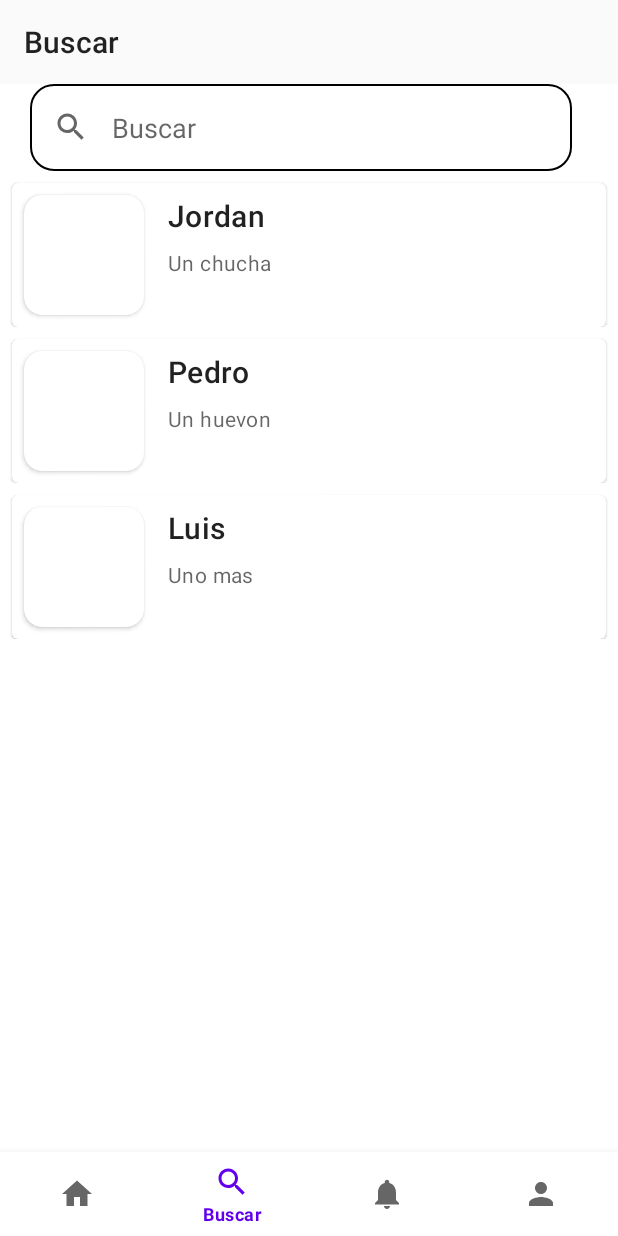
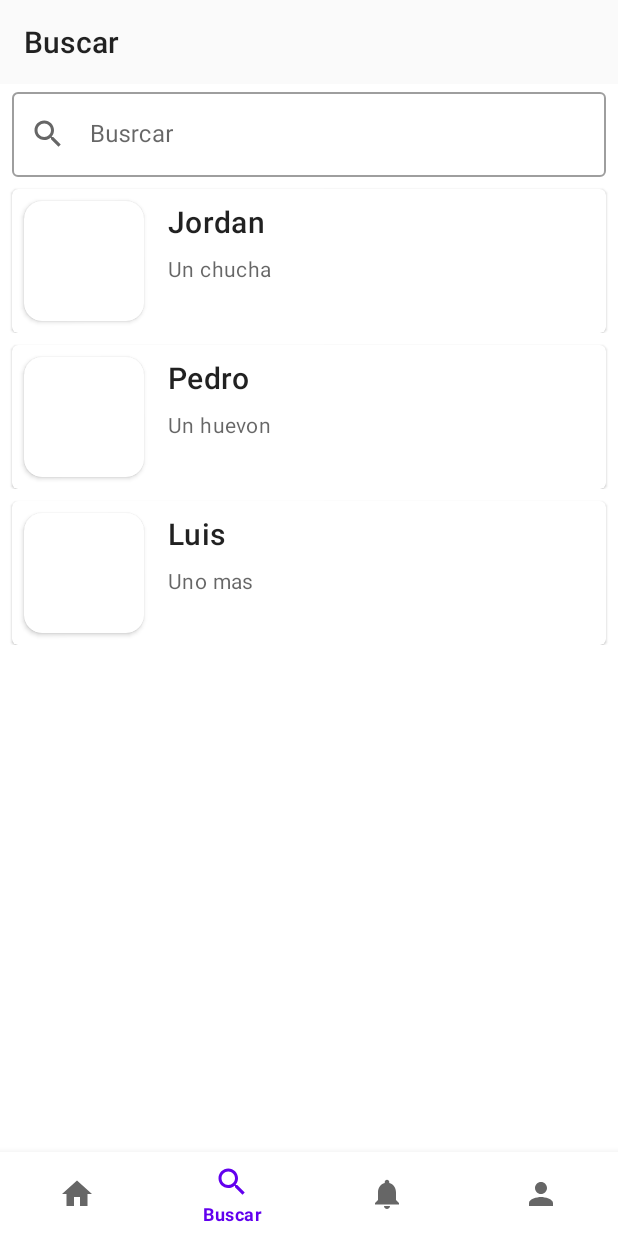
Before and after one commit to JordanTX21/PicnipeApp, an Android app: the SearchFragment screen opened through its navigation route, on a phone screen of 412 x 824 dp. Run offline under Robolectric (Android 15) with nearby library versions, the phone set to English and light mode, and no system bars; our stand-ins replace navigation-ui; pictures from the network do not load.

Commit message:
bajando cambios

```diff
--- a/app/src/main/AndroidManifest.xml
+++ b/app/src/main/AndroidManifest.xml
@@ -4,6 +4,11 @@
 
     <uses-permission android:name="android.permission.INTERNET" />
     <uses-permission android:name="android.permission.ACCESS_NETWORK_STATE" />
+    <uses-permission android:name="android.permission.WRITE_EXTERNAL_STORAGE" />
+    <uses-permission android:name="android.permission.READ_EXTERNAL_STORAGE" />
+    <uses-permission android:name="android.permission.CAMERA" />
+    <uses-feature android:name="android.hardware.camera"
+        android:required="true" />
 
     <application
         android:name=".ui.login.usernameGlobal"
--- a/app/src/main/java/com/example/picnipeappp/ui/home/HomeFragment.kt
+++ b/app/src/main/java/com/example/picnipeappp/ui/home/HomeFragment.kt
@@ -5,14 +5,14 @@ import android.os.Bundle
 import android.view.LayoutInflater
 import android.view.View
 import android.view.ViewGroup
-import android.widget.Toast
 import androidx.fragment.app.Fragment
+import androidx.fragment.app.FragmentActivity
 import androidx.lifecycle.Observer
 import androidx.lifecycle.ViewModelProvider
-import androidx.recyclerview.widget.RecyclerView
 import androidx.recyclerview.widget.StaggeredGridLayoutManager
-import com.example.picnipeappp.R
 import com.example.picnipeappp.databinding.FragmentHomeBinding
+import com.example.picnipeappp.ui.components.AddPostDialogFragment
+import com.example.picnipeappp.ui.components.SelectImageDialogFragment
 import com.example.picnipeappp.ui.home.adapter.PostAdapter
 import com.example.picnipeappp.ui.post.PostActivity
 
@@ -37,10 +37,12 @@ class HomeFragment : Fragment() {
         _binding = FragmentHomeBinding.inflate(inflater, container, false)
         val root: View = binding.root
 
-//          val textView: TextView = binding.textHome
         homeViewModel.text.observe(viewLifecycleOwner, Observer {
-//          textView.text = it
             initRecyclerView()
+            val addPost: View = binding.addPost
+            addPost.setOnClickListener {
+                initFloatingActionButton()
+            }
         })
 
 
@@ -53,6 +55,17 @@ class HomeFragment : Fragment() {
         recyclerview.layoutManager =
             StaggeredGridLayoutManager(2, StaggeredGridLayoutManager.VERTICAL)
         recyclerview.adapter = PostAdapter(PostProvider.postList) { post -> onItemSelected(post) }
+    }
+
+    fun initFloatingActionButton(){
+        val dialog = SelectImageDialogFragment()
+        val fragmentManager = (activity as FragmentActivity).supportFragmentManager
+        dialog.show(fragmentManager,"selectImage")
+//        addPost.setOnClickListener { view ->
+//            Snackbar.make(view, "Here's a Snackbar", Snackbar.LENGTH_LONG)
+//                .setAction("Action", null)
+//                .show()
+//        }
     }
 
     fun onItemSelected(postModel: Post) {
--- a/app/src/main/java/com/example/picnipeappp/ui/post/PostActivity.kt
+++ b/app/src/main/java/com/example/picnipeappp/ui/post/PostActivity.kt
@@ -26,10 +26,6 @@ class PostActivity : AppCompatActivity() {
         val post_title = intent.getStringExtra("post_title")
         val post_content = intent.getStringExtra("post_content")
 
-//        val imgPost = imgPost
-//        val photoUser = userAvatarView
-//        val descriptionUser = userDescription
-
         Toast.makeText(this, post_photo, Toast.LENGTH_SHORT).show()
         userDescription.text = UserSingleton.username
 //
--- a/app/src/main/res/layout/fragment_search.xml
+++ b/app/src/main/res/layout/fragment_search.xml
@@ -9,24 +9,23 @@
     android:orientation="vertical"
     tools:context=".ui.search.SearchFragment">
 
-    <EditText
-        android:id="@+id/searchInput"
-        android:layout_width="361dp"
-        android:layout_height="58dp"
-        android:layout_marginHorizontal="20dp"
-        android:background="@drawable/border_inputs"
-        android:drawableLeft="@drawable/ic_baseline_search_24"
-        android:drawablePadding="15dp"
-        android:ems="10"
-        android:hint="Buscar"
-        android:inputType="textPersonName"
-        android:padding="15dp"
-        android:text=""
-        app:layout_constraintBottom_toBottomOf="parent"
-        app:layout_constraintEnd_toEndOf="parent"
-        app:layout_constraintStart_toStartOf="parent"
-        app:layout_constraintTop_toTopOf="parent"
-        app:layout_constraintVertical_bias="0.048" />
+    <com.google.android.material.textfield.TextInputLayout
+        android:id="@+id/textField"
+        android:layout_width="match_parent"
+        android:layout_height="wrap_content"
+        android:hint="@string/search"
+        android:layout_marginHorizontal="8dp"
+        app:startIconDrawable="@drawable/ic_baseline_search_24"
+        app:startIconContentDescription="@string/content_description_end_icon"
+        app:endIconMode="clear_text"
+        style="@style/Widget.MaterialComponents.TextInputLayout.OutlinedBox">
+
+        <com.google.android.material.textfield.TextInputEditText
+            android:layout_width="match_parent"
+            android:layout_height="wrap_content"
+            />
+
+    </com.google.android.material.textfield.TextInputLayout>
 
 
     <androidx.recyclerview.widget.RecyclerView
```
Also changed, not shown: app/src/main/java/com/example/picnipeappp/ui/components/AddPostDialogFragment.kt (added, +43 -0 lines), app/src/main/java/com/example/picnipeappp/ui/components/SelectImageDialogFragment.kt (added, +51 -0 lines), app/src/main/java/com/example/picnipeappp/ui/login/LoginActivity.kt (+15 -13 lines), app/src/main/res/drawable/ic_baseline_add_24.xml (added, +10 -0 lines), app/src/main/res/drawable/ic_baseline_close_24.xml (added, +10 -0 lines), app/src/main/res/drawable/ic_baseline_insert_photo_24.xml (added, +10 -0 lines), app/src/main/res/layout/activity_post.xml (+40 -18 lines), app/src/main/res/layout/dialog_add_post.xml (added, +47 -0 lines), app/src/main/res/layout/fragment_home.xml (+15 -0 lines), app/src/main/res/layout/top_app_bar.xml (added, +25 -0 lines), app/src/main/res/values/strings.xml (+12 -0 lines).
